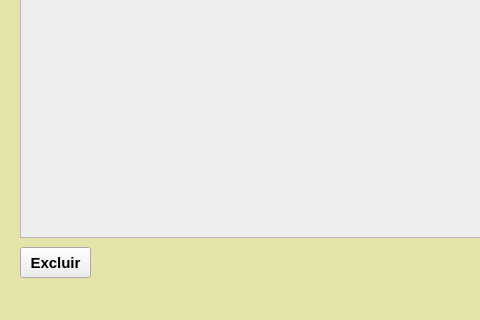
akkarin934/projeto-es-estoque, file listar_produtos.ui: the form before one commit; both pictures show x 0 to 480 and y 263 to 583 of the 639 by 583 pixel window.
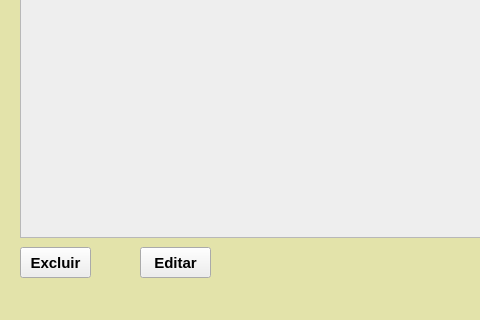
The form after the commit.

The edit to the form file:
```diff
--- a/listar_produtos.ui
+++ b/listar_produtos.ui
@@ -146,6 +146,30 @@
      <string>Excluir</string>
     </property>
    </widget>
+   <widget class="QPushButton" name="pushButton_2">
+    <property name="geometry">
+     <rect>
+      <x>140</x>
+      <y>510</y>
+      <width>71</width>
+      <height>31</height>
+     </rect>
+    </property>
+    <property name="font">
+     <font>
+      <pointsize>11</pointsize>
+      <weight>75</weight>
+      <bold>true</bold>
+     </font>
+    </property>
+    <property name="styleSheet">
+     <string notr="true">background-color: rgb(238, 238, 238);
+</string>
+    </property>
+    <property name="text">
+     <string>Editar</string>
+    </property>
+   </widget>
   </widget>
   <widget class="QMenuBar" name="menubar">
    <property name="geometry">
```
